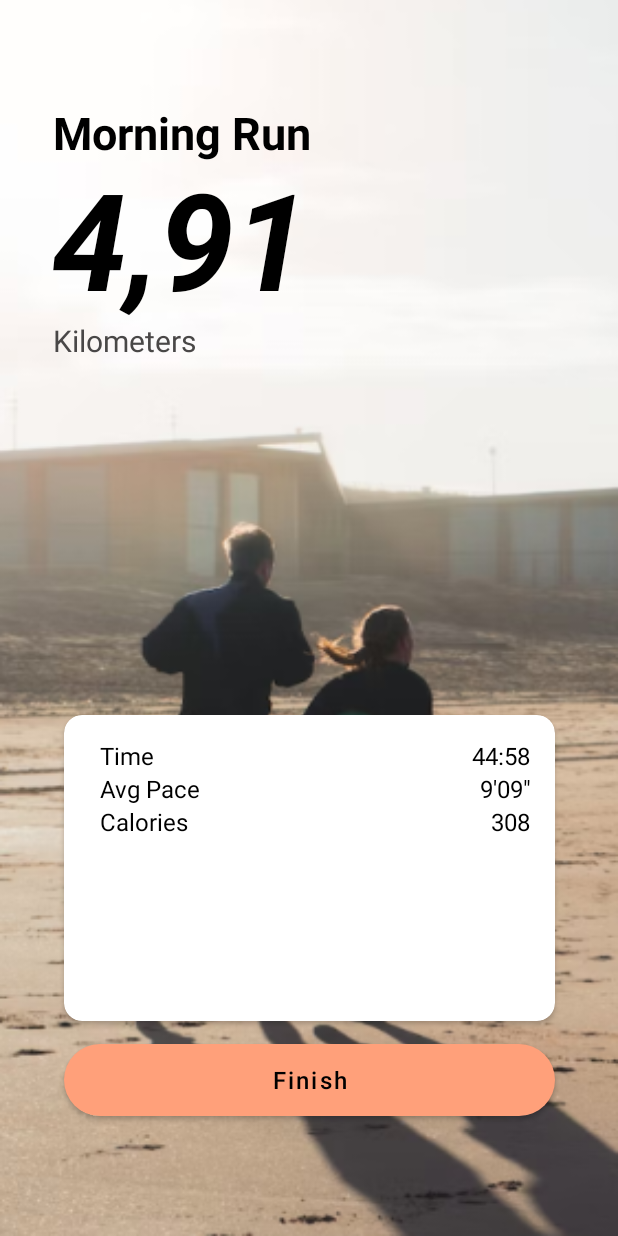
After one commit to COMP90018-Software-Project/COMP90018_PulseStep, an Android app: the layout activity_run_summary.xml on its own in the app's theme, with its tools: preview values and no code run, on a phone screen of 412 x 824 dp. The commit adds this screen. Run offline under Robolectric (Android 15) with nearby library versions, the phone set to English and light mode, and no system bars.

Commit message:
Create Run Summary Page

```diff
--- /dev/null
+++ b/PulseStepApplication/app/src/main/java/com/example/pulsestepapplication/RunSummaryActivity.java
@@ -0,0 +1,32 @@
+package com.example.pulsestepapplication;
+
+import android.content.Intent;
+import android.os.Bundle;
+import android.view.View;
+import android.widget.Button;
+import androidx.appcompat.app.AppCompatActivity;
+
+public class RunSummaryActivity extends AppCompatActivity {
+
+    private Button finishButton;
+
+    @Override
+    protected void onCreate(Bundle savedInstanceState) {
+        super.onCreate(savedInstanceState);
+        setContentView(R.layout.activity_run_summary);
+
+        // Reference to the Finish button
+        finishButton = findViewById(R.id.bt_finish);
+
+        // Handle Finish button click
+        finishButton.setOnClickListener(new View.OnClickListener() {
+            @Override
+            public void onClick(View v) {
+                // Finish the activity and return to the previous screen
+                Intent intent = new Intent(RunSummaryActivity.this, MainActivity.class);
+                startActivity(intent);
+            }
+        });
+
+    }
+}
--- a/PulseStepApplication/app/src/main/java/com/example/pulsestepapplication/WorkoutFragment.java
+++ b/PulseStepApplication/app/src/main/java/com/example/pulsestepapplication/WorkoutFragment.java
@@ -1,5 +1,6 @@
 package com.example.pulsestepapplication;
 
+import android.content.Intent;
 import android.os.Bundle;
 
 import androidx.fragment.app.Fragment;
@@ -7,6 +8,7 @@ import androidx.fragment.app.Fragment;
 import android.view.LayoutInflater;
 import android.view.View;
 import android.view.ViewGroup;
+import android.widget.Button;
 
 /**
  * A simple {@link Fragment} subclass.
@@ -59,6 +61,18 @@ public class WorkoutFragment extends Fragment {
     public View onCreateView(LayoutInflater inflater, ViewGroup container,
                              Bundle savedInstanceState) {
         // Inflate the layout for this fragment
-        return inflater.inflate(R.layout.fragment_workout, container, false);
+        View view =  inflater.inflate(R.layout.fragment_workout, container, false);
+
+        Button runButton = view.findViewById(R.id.run_button);
+        // Handle Finish button click
+        runButton.setOnClickListener(new View.OnClickListener() {
+            @Override
+            public void onClick(View v) {
+                // Finish the activity and return to the previous screen
+                Intent intent = new Intent(getActivity(),RunSummaryActivity.class);
+                startActivity(intent);
+            }
+        });
+        return view;
     }
 }
--- a/PulseStepApplication/app/src/main/res/drawable/bg_ripple.xml
+++ b/PulseStepApplication/app/src/main/res/drawable/bg_ripple.xml
@@ -1,5 +1,5 @@
 <ripple xmlns:android="http://schemas.android.com/apk/res/android"
-    android:color="#488E8D8D"> <!-- 点击时的动态灰色波纹效果，半透明黑色 -->
+    android:color="@color/ripple_gray"> <!-- 点击时的动态灰色波纹效果，半透明黑色 -->
 
     <item>
         <layer-list>
--- /dev/null
+++ b/PulseStepApplication/app/src/main/res/drawable/bt_finish.xml
@@ -0,0 +1,18 @@
+<?xml version="1.0" encoding="utf-8"?>
+<ripple xmlns:android="http://schemas.android.com/apk/res/android" android:color="@color/ripple_gray">
+    <!-- 正常状态下按钮的背景 -->
+    <item>
+        <shape android:shape="rectangle">
+            <solid android:color="#FFA07A" /> <!-- 按钮默认颜色 -->
+            <corners android:radius="30dp" /> <!-- 按钮的圆角半径 -->
+        </shape>
+    </item>
+
+    <!-- 定义波纹效果的范围 -->
+    <item android:id="@android:id/mask">
+        <shape android:shape="rectangle">
+            <solid android:color="#FFFFFF" /> <!-- 这个是波纹显示的区域，可选择透明或白色 -->
+            <corners android:radius="30dp" />
+        </shape>
+    </item>
+</ripple>
--- /dev/null
+++ b/PulseStepApplication/app/src/main/res/layout/activity_run_summary.xml
@@ -0,0 +1,181 @@
+<?xml version="1.0" encoding="utf-8"?>
+<androidx.constraintlayout.widget.ConstraintLayout xmlns:android="http://schemas.android.com/apk/res/android"
+    xmlns:tools="http://schemas.android.com/tools"
+    android:layout_width="match_parent"
+    android:layout_height="match_parent"
+    xmlns:app="http://schemas.android.com/apk/res-auto"
+    android:background="@drawable/bg_run_summary">
+
+    <!-- "Morning Run" Text -->
+
+    <!-- Distance Display -->
+
+    <!-- "Kilometers" Text -->
+
+    <TextView
+        android:id="@+id/textViewTitle"
+        android:layout_width="wrap_content"
+        android:layout_height="wrap_content"
+        android:layout_marginTop="68dp"
+        android:gravity="center"
+        android:text="Morning Run"
+        android:textColor="@android:color/black"
+        android:textSize="30sp"
+        android:textStyle="bold"
+        app:layout_constraintEnd_toEndOf="parent"
+        app:layout_constraintHorizontal_bias="0.147"
+        app:layout_constraintStart_toStartOf="parent"
+        app:layout_constraintTop_toTopOf="parent" />
+
+    <TextView
+        android:id="@+id/textViewDistance"
+        android:layout_width="wrap_content"
+        android:layout_height="wrap_content"
+        android:layout_marginTop="-10dp"
+        android:gravity="center"
+        android:text="4,91"
+        android:textColor="@android:color/black"
+        android:textSize="90sp"
+        android:textStyle="bold|italic"
+        app:layout_constraintEnd_toEndOf="parent"
+        app:layout_constraintHorizontal_bias="0.145"
+        app:layout_constraintStart_toStartOf="parent"
+        app:layout_constraintTop_toBottomOf="@+id/textViewTitle" />
+
+    <TextView
+        android:id="@+id/textViewUnit"
+        android:layout_width="wrap_content"
+        android:layout_height="wrap_content"
+        android:layout_marginTop="-5dp"
+        android:gravity="center"
+        android:text="Kilometers"
+        android:textColor="@color/gray"
+        android:textSize="20sp"
+        app:layout_constraintEnd_toEndOf="parent"
+        app:layout_constraintHorizontal_bias="0.111"
+        app:layout_constraintStart_toStartOf="parent"
+        app:layout_constraintTop_toBottomOf="@+id/textViewDistance" />
+
+    <!-- Stats Container (Time, Avg Pace, Calories) -->
+    <androidx.cardview.widget.CardView
+        android:id="@+id/cardViewStats"
+        android:layout_width="327dp"
+        android:layout_height="204dp"
+        android:layout_marginBottom="15dp"
+        app:cardCornerRadius="12dp"
+        app:layout_constraintBottom_toTopOf="@+id/bt_finish"
+        app:layout_constraintEnd_toEndOf="parent"
+        app:layout_constraintStart_toStartOf="parent">
+
+        <LinearLayout
+            android:layout_width="match_parent"
+            android:layout_height="match_parent"
+            android:orientation="vertical"
+            android:padding="16dp">
+
+            <!-- Time -->
+            <LinearLayout
+                android:layout_width="match_parent"
+                android:layout_height="wrap_content"
+                android:layout_gravity="center_horizontal"
+                android:orientation="horizontal">
+
+<!--                <ImageView-->
+<!--                    android:layout_width="24dp"-->
+<!--                    android:layout_height="24dp"-->
+<!--                    android:src="@drawable/ic_time" />-->
+
+                <TextView
+                    android:layout_width="0dp"
+                    android:layout_height="wrap_content"
+                    android:layout_weight="1"
+                    android:paddingStart="8dp"
+                    android:text="Time"
+                    android:textColor="@android:color/black"
+                    android:textSize="16sp" />
+
+                <TextView
+                    android:layout_width="wrap_content"
+                    android:layout_height="wrap_content"
+                    android:text="44:58"
+                    android:textColor="@android:color/black"
+                    android:textSize="16sp" />
+            </LinearLayout>
+
+            <!-- Avg Pace -->
+            <LinearLayout
+                android:layout_width="match_parent"
+                android:layout_height="wrap_content"
+                android:layout_gravity="center_horizontal"
+                android:orientation="horizontal">
+
+<!--                <ImageView-->
+<!--                    android:layout_width="24dp"-->
+<!--                    android:layout_height="24dp"-->
+<!--                    android:src="@drawable/ic_avg_pace" />-->
+
+                <TextView
+                    android:layout_width="0dp"
+                    android:layout_height="wrap_content"
+                    android:layout_weight="1"
+                    android:paddingStart="8dp"
+                    android:text="Avg Pace"
+                    android:textColor="@android:color/black"
+                    android:textSize="16sp" />
+
+                <TextView
+                    android:layout_width="wrap_content"
+                    android:layout_height="wrap_content"
+                    android:text="9'09&quot;"
+                    android:textColor="@android:color/black"
+                    android:textSize="16sp" />
+            </LinearLayout>
+
+            <!-- Calories -->
+            <LinearLayout
+                android:layout_width="match_parent"
+                android:layout_height="wrap_content"
+                android:layout_gravity="center_horizontal"
+                android:orientation="horizontal">
+
+<!--                <ImageView-->
+<!--                    android:layout_width="24dp"-->
+<!--                    android:layout_height="24dp"-->
+<!--                    android:src="@drawable/ic_calories" />-->
+
+                <TextView
+                    android:layout_width="0dp"
+                    android:layout_height="wrap_content"
+                    android:layout_weight="1"
+                    android:paddingStart="8dp"
+                    android:text="Calories"
+                    android:textColor="@android:color/black"
+                    android:textSize="16sp" />
+
+                <TextView
+                    android:layout_width="wrap_content"
+                    android:layout_height="wrap_content"
+                    android:text="308"
+                    android:textColor="@android:color/black"
+                    android:textSize="16sp" />
+            </LinearLayout>
+        </LinearLayout>
+    </androidx.cardview.widget.CardView>
+
+    <!-- Finish Button -->
+    <Button
+        android:id="@+id/bt_finish"
+        android:layout_width="327dp"
+        android:layout_height="48dp"
+        android:layout_marginBottom="80dp"
+        android:background="@drawable/bt_finish"
+        android:text="Finish"
+        android:textSize="16sp"
+        android:textColor="@color/black"
+        android:textAllCaps="false"
+        app:layout_constraintBottom_toBottomOf="parent"
+        app:layout_constraintEnd_toEndOf="parent"
+        app:layout_constraintStart_toStartOf="parent" />
+
+
+</androidx.constraintlayout.widget.ConstraintLayout>
--- a/PulseStepApplication/app/src/main/res/values/colors.xml
+++ b/PulseStepApplication/app/src/main/res/values/colors.xml
@@ -4,7 +4,8 @@
     <color name="white">#FFFFFFFF</color>
     <color name="light_gray">#D3D3D3</color>
     <color name="lighter_gray">#FCEDECEC</color>
-    <color name="gray">#8E8D8D</color>
-    <color name="orange">#FFA500</color>
+    <color name="gray">#494747</color>
+    <color name="orange">#FFA07A</color>
     <color name="red">#FF0000</color>
+    <color name="ripple_gray">#488E8D8D</color>
 </resources>
```
Also changed, not shown: PulseStepApplication/app/src/main/res/drawable-xhdpi/bg_run_summary.png (added).
